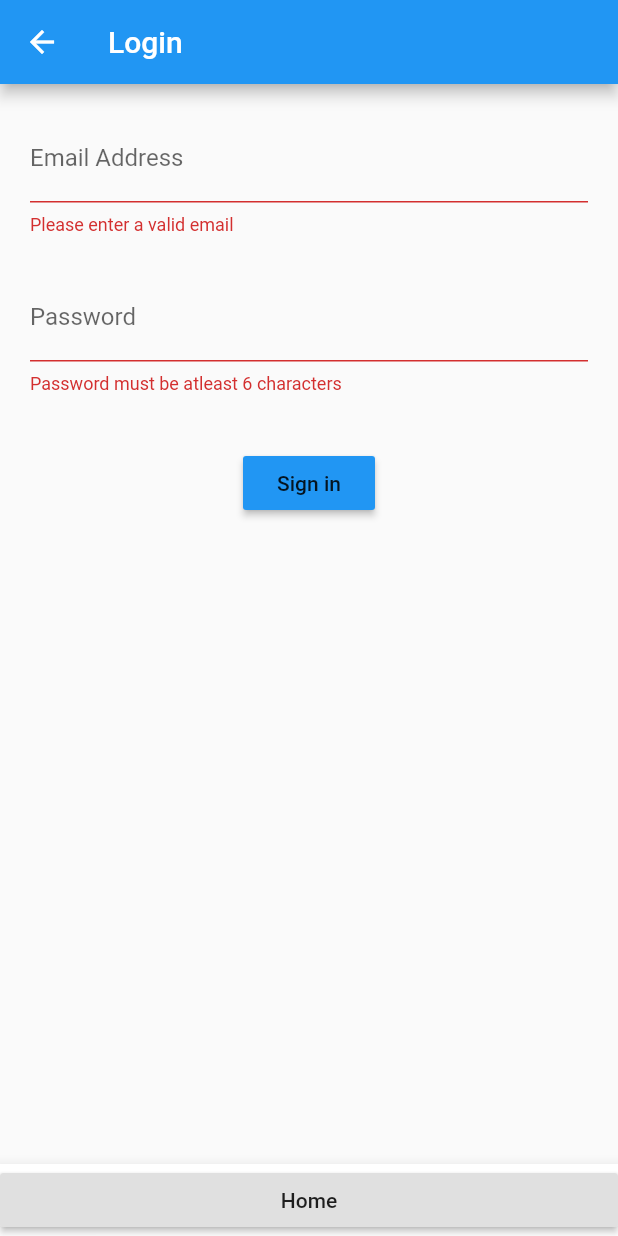
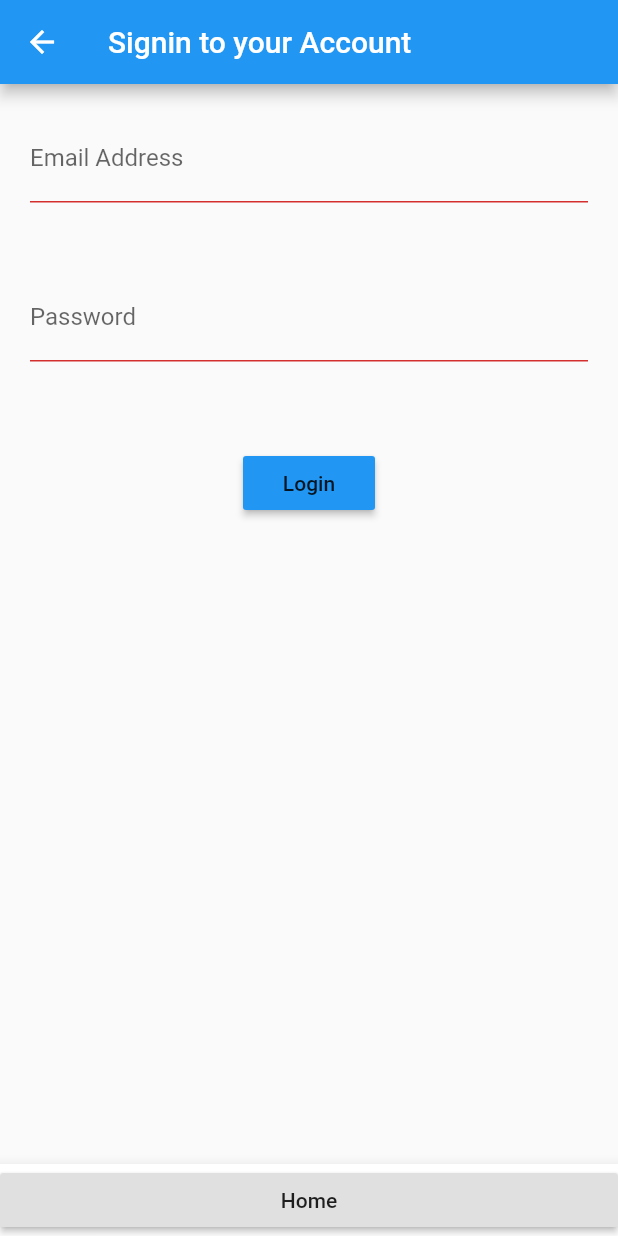
Before and after one commit to dop3ch3f/flutterapp, a Flutter app: the screen it shows after launch, after a tap on "Login", on a phone screen of 412 x 824 dp. Run offline on Flutter 3.47's test engine with Material 2 defaults, Android fonts, the phone set to English and light mode, and no system bars.

```diff
--- a/lib/src/pages/login.dart
+++ b/lib/src/pages/login.dart
@@ -1,5 +1,5 @@
 import 'package:flutter/material.dart';
-import '../mixins/validation_mixin.dart';
+import '../widgets/form_items.dart';
 
 class Login extends StatefulWidget {
   createState() {
@@ -7,77 +7,30 @@ class Login extends StatefulWidget {
   }
 }
 
-class LoginState extends State<Login> with ValidationMixin {
+class LoginState extends State<Login> {
   final formKey = GlobalKey<FormState>();
-  String email = "";
-  String password = "";
 
-  Widget emailField() {
-    return new TextFormField(
-      keyboardType: TextInputType.emailAddress,
-      validator: validateEmail,
-      onSaved: (String value) {
-        email = value;
-      },
-      decoration: InputDecoration(
-        labelText: 'Email Address',
-        hintText: 'any@any.com',
-      ),
-    );
-  }
-
-  Widget passwordField() {
-    return TextFormField(
-      obscureText: true,
-      validator: validatePassword,
-      onSaved: (String value) {
-        password = value;
-      },
-      decoration: InputDecoration(
-        labelText: 'Password',
-        hintText: 'Password',
-      ),
-    );
-  }
-
-  Widget submitButton() {
-    return RaisedButton(
-      color: Colors.blue,
-      child: Text('Sign in'),
-      onPressed: () {
-        if (formKey.currentState.validate()) {
-          formKey.currentState.save();
-          print('Submitting $email and $password');
-        }
-        return null;
-      },
-    );
-  }
-
-  Future routeToHome(BuildContext context) {
+  routeToHome(BuildContext context) {
     // go to login route
-    return Navigator.of(context).pushNamed('/home');
+    // return Navigator.of(context).pushNamed('/home');
+    return Navigator.of(context).pop(true);
   }
 
   Widget build(context) {
     return new Scaffold(
       body: Container(
         margin: EdgeInsets.all(20.0),
-        child: Form(
-          key: formKey,
-          autovalidate: true,
-          child: Column(
-            children: [
-              emailField(),
-              Container(margin: EdgeInsets.only(top: 25.0)),
-              passwordField(),
-              Container(margin: EdgeInsets.only(top: 35.0)),
-              submitButton(),
-            ],
-          ),
+        child: Column(
+          children: [
+            FormItems().emailField(),
+            Container(margin: EdgeInsets.only(top: 25.0)),
+            FormItems().passwordField(),
+            Container(margin: EdgeInsets.only(top: 35.0)),
+            FormItems().submitButton(formKey),
+          ],
         ),
       ),
-      appBar: AppBar(title: Text('Login')),
+      appBar: AppBar(title: Text('Signin to your Account')),
       bottomNavigationBar: BottomAppBar(
         child: RaisedButton(
             onPressed: () {
--- /dev/null
+++ b/lib/src/widgets/form_items.dart
@@ -0,0 +1,47 @@
+import 'package:flutter/material.dart';
+import '../mixins/validation_mixin.dart';
+
+class FormItems with ValidationMixin {
+  String email = "";
+  String password = "";
+
+  Widget emailField() {
+    return new TextField(
+      keyboardType: TextInputType.emailAddress,
+      decoration: InputDecoration(
+        labelText: 'Email Address',
+        hintText: 'any@any.com',
+        errorText: '',
+      ),
+    );
+  }
+
+  Widget passwordField() {
+    return TextField(
+      obscureText: true,
+      decoration: InputDecoration(
+        labelText: 'Password',
+        hintText: 'Password',
+        errorText: '',
+      ),
+    );
+  }
+
+  void validateAll(formKey) {
+    if (formKey.currentState.validate()) {
+      formKey.currentState.save();
+      print('Submitting $this.email and $this.password');
+    }
+    return null;
+  }
+
+  Widget submitButton(formKey) {
+    return RaisedButton(
+      color: Colors.blue,
+      child: Text('Login'),
+      onPressed: () {
+        return validateAll(formKey);
+      },
+    );
+  }
+}
```
